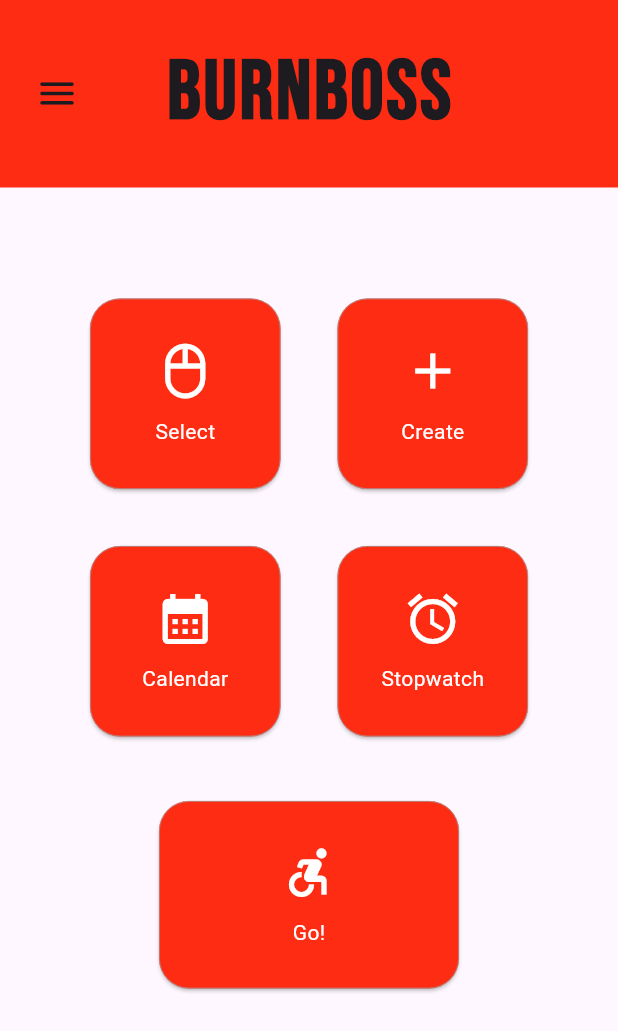
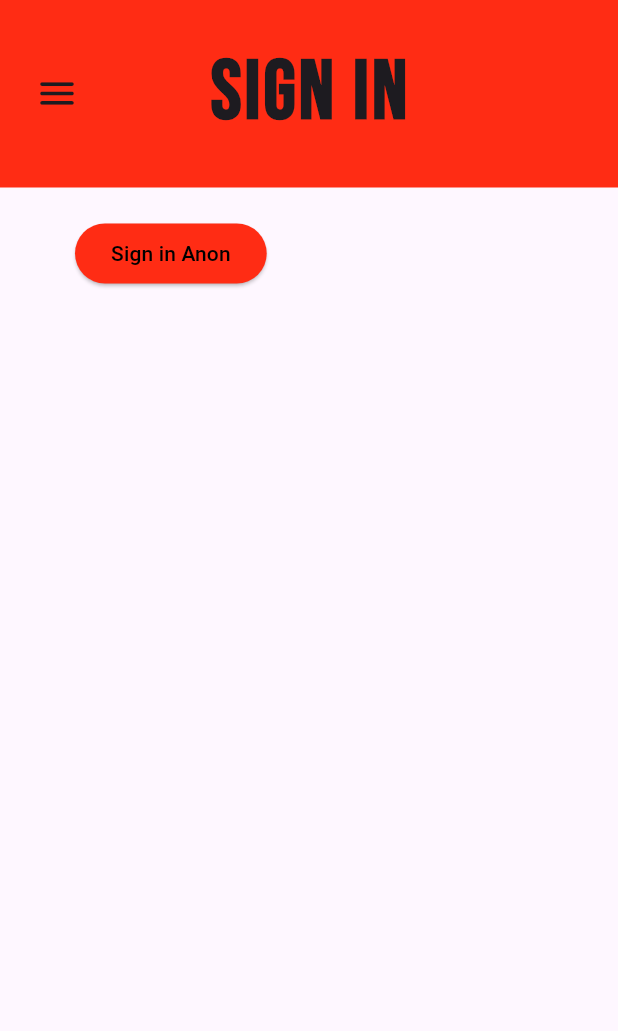
Before and after one commit to ch4rl3sF/BurnBoss, a Flutter app: the screen it shows after launch, on a phone screen of 412 x 824 dp. Shown: the top 1031 px of the screen. Run offline on Flutter 3.47's test engine with Material 2 defaults, Android fonts, the phone set to English and light mode, and no system bars; our stand-ins replace cloud_firestore, firebase_auth, firebase_core; accounts and stored records are empty.

Commit message:
added the ability to sign in anonymously and sign out again

```diff
--- a/lib/Wrapper.dart
+++ b/lib/Wrapper.dart
@@ -1,12 +1,21 @@
 import 'package:burnboss/Home.dart';
+import 'package:burnboss/authenticate/authenticate.dart';
+import 'package:burnboss/models/user.dart';
 import 'package:flutter/material.dart';
+import 'package:provider/provider.dart';
 
 class Wrapper extends StatelessWidget {
   const Wrapper({Key? key}) : super(key: key);
 
   @override
   Widget build(BuildContext context) {
+    final user = Provider.of<customUser?>(context);
+    print(user);
     //return either home or authenticate widget depending on if they are signed in
-    return Home();
+    if(user == null) {
+      return Authenticate();
+    } else {
+      return Home();
+    }
   }
 }
--- a/lib/authenticate/authenticate.dart
+++ b/lib/authenticate/authenticate.dart
@@ -1,4 +1,6 @@
+import 'package:burnboss/authenticate/sign_in.dart';
 import 'package:flutter/material.dart';
+
 
 class Authenticate extends StatefulWidget {
   const Authenticate({Key? key}) : super(key: key);
@@ -10,8 +12,6 @@ class Authenticate extends StatefulWidget {
 class _AuthenticateState extends State<Authenticate> {
   @override
   Widget build(BuildContext context) {
-    return Container(
-      child: Text('Authenticate'),
-    );
+    return SignIn();
   }
 }
--- /dev/null
+++ b/lib/authenticate/sign_in.dart
@@ -0,0 +1,57 @@
+import 'package:burnboss/services/auth.dart';
+import 'package:flutter/material.dart';
+
+class SignIn extends StatefulWidget {
+  const SignIn({Key? key}) : super(key: key);
+
+  @override
+  State<SignIn> createState() => _SignInState();
+}
+
+class _SignInState extends State<SignIn> {
+  final AuthService _auth = AuthService();
+
+  @override
+  Widget build(BuildContext context) {
+    return Scaffold(
+      appBar: AppBar(
+        centerTitle: true,
+        // backgroundColor: Color(0xff292929),
+        toolbarHeight: 125,
+        title: const Text(
+          'Sign In',
+          style: TextStyle(
+            fontSize: 55,
+            fontWeight: FontWeight.bold,
+            letterSpacing: 2.0,
+            fontFamily: 'Bebas',
+          ),
+        ),
+        leading: Builder(
+          builder: (context) => IconButton(
+            padding: EdgeInsets.fromLTRB(20.0, 0, 0, 0),
+            icon: Icon(
+              Icons.menu_rounded,
+              size: 30,
+            ),
+            onPressed: () => Scaffold.of(context).openDrawer(),
+          ),
+        ),
+      ),
+      body: Container(
+          padding: EdgeInsets.symmetric(vertical: 20, horizontal: 50),
+          child: ElevatedButton(
+            child: Text('Sign in Anon'),
+            onPressed: () async {
+              dynamic result = await _auth.signInAnon();
+              if (result == null){
+                print('error signing in');
+              } else {
+                print('signed in');
+                print(result.uid);
+              }
+            },
+          )),
+    );
+  }
+}
--- a/lib/main.dart
+++ b/lib/main.dart
@@ -4,13 +4,19 @@ import 'package:burnboss/Home.dart';
 import 'package:burnboss/Select.dart';
 import 'package:burnboss/Settings.dart';
 import 'package:burnboss/Wrapper.dart';
+import 'package:burnboss/models/user.dart';
+import 'package:burnboss/services/auth.dart';
 import 'package:burnboss/theme/theme_constants.dart';
 import 'package:burnboss/theme/theme_manager.dart';
 import 'package:flutter/material.dart';
 import 'package:cloud_firestore/cloud_firestore.dart';
+import 'package:firebase_core/firebase_core.dart';
+import 'package:provider/provider.dart';
 
 
-void main() {
+void main() async {
+  WidgetsFlutterBinding.ensureInitialized();
+  await Firebase.initializeApp();
   runApp(BurnBoss());
   // SystemChrome.setSystemUIOverlayStyle(const SystemUiOverlayStyle(
   //   statusBarColor: Colors.black,
@@ -28,7 +34,10 @@ class _BurnBossState extends State<BurnBoss> {
 
   @override
   Widget build(BuildContext context) {
-    return MaterialApp(
+    return StreamProvider<customUser?>.value(
+      value: AuthService().user,
+      initialData: null,
+      child: MaterialApp(
         debugShowCheckedModeBanner: false,
         title: 'BurnBoss',
         theme: lightTheme,
@@ -46,6 +55,7 @@ class _BurnBossState extends State<BurnBoss> {
           '/Select': (context) => SelectPage(),
           '/Settings': (context) => SettingsPage(_themeManager),
         }, //sets the routes to the different pages
+      ),
     );
   }
 
--- /dev/null
+++ b/lib/models/user.dart
@@ -0,0 +1,5 @@
+class customUser {
+  final String uid;
+
+  customUser({ required this.uid });
+}
--- a/lib/theme/theme_constants.dart
+++ b/lib/theme/theme_constants.dart
@@ -12,6 +12,7 @@ ThemeData lightTheme = ThemeData(
   cardTheme: CardTheme(color: COLOR_SECONDARY),
   iconTheme: IconThemeData(color: Colors.black),
   tabBarTheme: TabBarTheme(labelColor: Colors.black, unselectedLabelColor: Colors.white),
+  elevatedButtonTheme: ElevatedButtonThemeData(style: ElevatedButton.styleFrom(primary: COLOR_PRIMARY, onPrimary: Colors.black),),
 
 );
 
--- a/pubspec.yaml
+++ b/pubspec.yaml
@@ -37,6 +37,7 @@ dependencies:
   favorite_button: ^0.0.3
   firebase_auth: ^4.3.0
   cloud_firestore: ^4.4.5
+  provider: ^6.0.5
 
 dev_dependencies:
   flutter_test:
```
Also changed, not shown: lib/Settings.dart (+23 -15 lines), lib/services/auth.dart (+34 -1 lines), pubspec.lock, 2 other files. Lines whose indentation alone changed are shown as unchanged.
